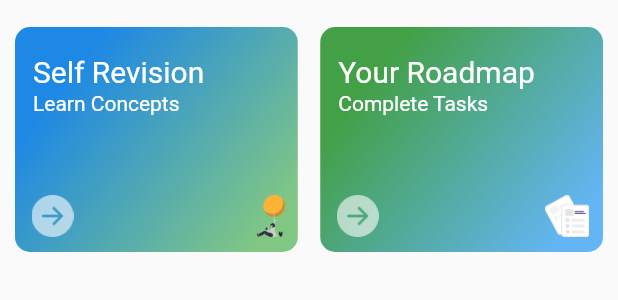
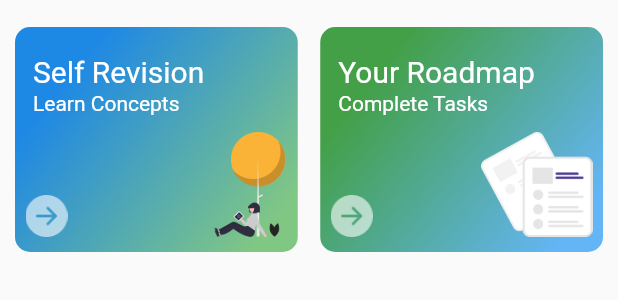
Before and after one commit to devanshugautam/flowbookdummy, a Flutter app: the HomeScreenSection3 widget shown alone on an empty page, opened directly with empty values, on a phone screen of 412 x 824 dp. Shown: the top 300 px of the screen. Run offline on Flutter 3.47's test engine with Material 2 defaults, Android fonts, the phone set to English and light mode, and no system bars; our stand-ins replace carousel_slider.

Commit message:
cahge design for section 3.

```diff
--- a/lib/screens/Home/home_screen_section_3.dart
+++ b/lib/screens/Home/home_screen_section_3.dart
@@ -65,28 +65,29 @@ class HomeScreenSection3 extends StatelessWidget {
                   // Spacer(),
                   Expanded(
                     child: Container(
-                        margin: const EdgeInsets.only(left: 1),
+                        margin: const EdgeInsets.only(
+                            left: 7, right: 7, bottom: 10),
                         child: Row(
                           mainAxisAlignment: MainAxisAlignment.spaceBetween,
                           crossAxisAlignment: CrossAxisAlignment.end,
                           children: [
-                            IconButton(
-                              color: Colors.white,
-                              onPressed: () {},
-                              icon: Image.asset(
+                            Image.asset(
                               imageObj.getImage('go'),
                               height: 28,
                             ),
-                            ),
+                            // IconButton(
+                            //   color: Colors.white,
+                            //   onPressed: () {},
+                            //   icon: Image.asset(
+                            //     imageObj.getImage('go'),
+                            //     height: 28,
+                            //   ),
+                            // ),
                             // Spacer(),
-                            IconButton(
-                              color: Colors.white,
-                              onPressed: () {},
-                              icon: Image.asset(
+                            Image.asset(
                               imageObj.getImage('watch_videos_bg'),
                               // width: 100,
-                                height: 28,
-                              ),
+                              height: 70,
                             ),
                           ],
                         )),
@@ -144,27 +145,28 @@ class HomeScreenSection3 extends StatelessWidget {
                   // Spacer(),
                   Expanded(
                     child: Container(
-                        margin: const EdgeInsets.only(left: 1),
+                        margin: const EdgeInsets.only(
+                            left: 7, right: 7, bottom: 10),
                         child: Row(
                           mainAxisAlignment: MainAxisAlignment.spaceBetween,
                           crossAxisAlignment: CrossAxisAlignment.end,
                           children: [
-                            IconButton(
-                              color: Colors.white,
-                              onPressed: () {},
-                              icon: Image.asset(
+                            Image.asset(
                               imageObj.getImage('go'),
                               height: 28,
                             ),
-                            ),
+                            // IconButton(
+                            //   color: Colors.white,
+                            //   onPressed: () {},
+                            //   icon: Image.asset(
+                            //     imageObj.getImage('go'),
+                            //     height: 28,
+                            //   ),
+                            // ),
                             // Spacer(),
-                            IconButton(
-                              color: Colors.white,
-                              onPressed: () {},
-                              icon: Image.asset(
+                            Image.asset(
                               imageObj.getImage('roadmap_bg'),
-                                height: 28,
-                              ),
+                              height: 70,
                             ),
                           ],
                         )),
```
Lines whose indentation alone changed are shown as unchanged.
